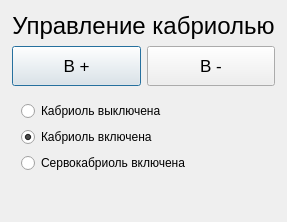
The window that KAMEditor/gui/options/kabriolwindow.ui (Xtail96/SML) describes before a commit, drawn with Qt 5.
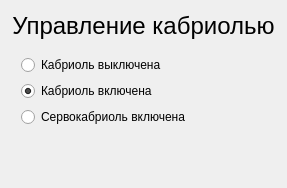
The same window after the commit. Icons and pictures are not drawn.

Commit message: Клавиши движения Кабриоли перенесены в главное окно

The edit to the form file:
```diff
--- a/KAMEditor/gui/options/kabriolwindow.ui
+++ b/KAMEditor/gui/options/kabriolwindow.ui
@@ -29,90 +29,7 @@
    <property name="bottomMargin">
     <number>12</number>
    </property>
-   <item row="0" column="0" colspan="2">
-    <widget class="QLabel" name="kabriolTitleLabel">
-     <property name="font">
-      <font>
-       <pointsize>18</pointsize>
-      </font>
-     </property>
-     <property name="text">
-      <string>Управление кабриолью</string>
-     </property>
-     <property name="alignment">
-      <set>Qt::AlignCenter</set>
-     </property>
-    </widget>
-   </item>
-   <item row="1" column="0">
-    <widget class="QPushButton" name="movementBPositivePushButton">
-     <property name="sizePolicy">
-      <sizepolicy hsizetype="Preferred" vsizetype="Preferred">
-       <horstretch>0</horstretch>
-       <verstretch>1</verstretch>
-      </sizepolicy>
-     </property>
-     <property name="font">
-      <font>
-       <pointsize>13</pointsize>
-      </font>
-     </property>
-     <property name="text">
-      <string>B +</string>
-     </property>
-     <property name="icon">
-      <iconset resource="../images.qrc">
-       <normaloff>:/new/prefix1/images/ArrowUp.png</normaloff>:/new/prefix1/images/ArrowUp.png</iconset>
-     </property>
-     <property name="iconSize">
-      <size>
-       <width>64</width>
-       <height>64</height>
-      </size>
-     </property>
-     <property name="autoRepeat">
-      <bool>true</bool>
-     </property>
-     <property name="default">
-      <bool>false</bool>
-     </property>
-    </widget>
-   </item>
-   <item row="1" column="1">
-    <widget class="QPushButton" name="movementBNegativePushButton">
-     <property name="sizePolicy">
-      <sizepolicy hsizetype="Preferred" vsizetype="Preferred">
-       <horstretch>0</horstretch>
-       <verstretch>1</verstretch>
-      </sizepolicy>
-     </property>
-     <property name="font">
-      <font>
-       <pointsize>13</pointsize>
-      </font>
-     </property>
-     <property name="text">
-      <string>B -</string>
-     </property>
-     <property name="icon">
-      <iconset resource="../images.qrc">
-       <normaloff>:/new/prefix1/images/ArrowDown.png</normaloff>:/new/prefix1/images/ArrowDown.png</iconset>
-     </property>
-     <property name="iconSize">
-      <size>
-       <width>64</width>
-       <height>64</height>
-      </size>
-     </property>
-     <property name="autoRepeat">
-      <bool>true</bool>
-     </property>
-     <property name="default">
-      <bool>false</bool>
-     </property>
-    </widget>
-   </item>
-   <item row="2" column="0" colspan="2">
+   <item row="1" column="0" colspan="2">
     <widget class="QFrame" name="cabriolModeFrame">
      <property name="sizePolicy">
       <sizepolicy hsizetype="Preferred" vsizetype="Preferred">
@@ -170,6 +87,21 @@
      </layout>
     </widget>
    </item>
+   <item row="0" column="0" colspan="2">
+    <widget class="QLabel" name="kabriolTitleLabel">
+     <property name="font">
+      <font>
+       <pointsize>18</pointsize>
+      </font>
+     </property>
+     <property name="text">
+      <string>Управление кабриолью</string>
+     </property>
+     <property name="alignment">
+      <set>Qt::AlignCenter</set>
+     </property>
+    </widget>
+   </item>
   </layout>
  </widget>
  <resources>
```
Left out of the diff: 4 changed lines with no effect on the pictures. The commit also changes 1 other file.
